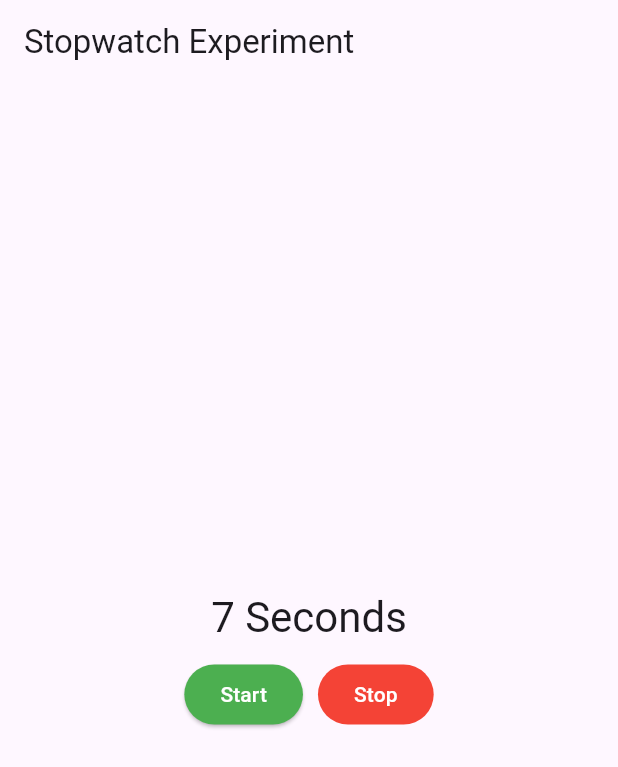
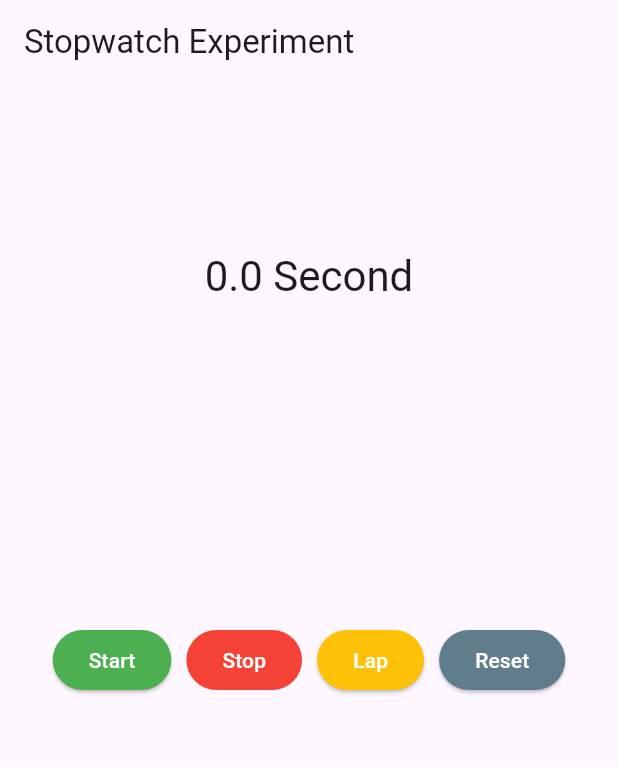
Before and after one commit to krishpansara/flutter-project, a Flutter app: the screen it shows after launch, on a phone screen of 412 x 824 dp. Shown: the top 767 px of the screen. Run offline on Flutter 3.47's test engine with Material 3 defaults, Android fonts, the phone set to English and light mode, and no system bars.

Commit message:
stopwatch improvement with lap

```diff
--- a/NV/nv_demo/lib/stop_watch/stop_watch.dart
+++ b/NV/nv_demo/lib/stop_watch/stop_watch.dart
@@ -9,9 +9,11 @@ class StopwatchExperiemnt extends StatefulWidget {
 }
 
 class _StopwatchExperiemntState extends State<StopwatchExperiemnt> {
-  int seconds = 0;
+  double seconds = 0;
+  late Timer timer;
   bool isTicking = false;
-  late Timer timer;
+  int millis = 0;
+  final laps = <double>[];
   String _secondtoText() => seconds <= 1 ? 'Second' : 'Seconds';
   @override
   Widget build(BuildContext context) {
@@ -23,71 +25,134 @@ class _StopwatchExperiemntState extends State<StopwatchExperiemnt> {
           mainAxisAlignment: MainAxisAlignment.center,
           crossAxisAlignment: CrossAxisAlignment.center,
           children: [
-            Center(
+            Expanded(
+              child: Center(
                 child: Text(
                   '$seconds ${_secondtoText()}',
                   style: Theme.of(context).textTheme.headlineMedium,
                 ),
               ),
-            const SizedBox(
-              height: 10,
             ),
-            Row(
+            Expanded(child: controlPanel()),
+            Expanded(child: _builderDisplay()),
+          ],
+        ));
+  }
+
+  Row controlPanel() {
+    return Row(
       mainAxisAlignment: MainAxisAlignment.center,
       crossAxisAlignment: CrossAxisAlignment.center,
       children: [
         ElevatedButton(
-                  onPressed: isTicking ? null : _startTimer,
+          onPressed: isTicking ? null : _starttimer,
           style: const ButtonStyle(
             backgroundColor: WidgetStatePropertyAll(Colors.green),
             foregroundColor: WidgetStatePropertyAll(Colors.white),
           ),
-                  child: Text("Start"),
+          child: const Text("Start"),
         ),
-                SizedBox(width: 10),
+        const SizedBox(width: 10),
         ElevatedButton(
-                  onPressed: isTicking ? _stopTimer : null,
-                  style: ButtonStyle(
+          onPressed: isTicking ? _stoptimer : null,
+          style: const ButtonStyle(
             backgroundColor: WidgetStatePropertyAll(Colors.red),
             foregroundColor: WidgetStatePropertyAll(Colors.white),
           ),
-                  child: Text("Stop"),
+          child: const Text("Stop"),
+        ),
+        const SizedBox(width: 10),
+        ElevatedButton(
+          onPressed: _lapClick,
+          style: const ButtonStyle(
+            backgroundColor: WidgetStatePropertyAll(Colors.amber),
+            foregroundColor: WidgetStatePropertyAll(Colors.white),
+          ),
+          child: const Text("Lap"),
+        ),
+        const SizedBox(width: 10),
+        ElevatedButton(
+          onPressed: _resetTimer,
+          style: const ButtonStyle(
+            backgroundColor: WidgetStatePropertyAll(Colors.blueGrey),
+            foregroundColor: WidgetStatePropertyAll(Colors.white),
+          ),
+          child: const Text("Reset"),
         ),
       ],
-            ),
-          ],
-        )
     );
   }
 
   @override
   void initState() {
     super.initState();
-    timer = Timer.periodic(const Duration(seconds: 1), _onTick);
   }
 
-  void _startTimer(){
-    timer = Timer.periodic(const Duration(seconds: 1), _onTick);
+  void _starttimer() {
+    timer = Timer.periodic(const Duration(milliseconds: 100), _onTick);
     setState(() {
       isTicking = true;
-      seconds = 0;
     });
   }
 
-  void _stopTimer(){
+  void _lapClick() {
+    if (isTicking) {
+      setState(() {
+        laps.add(seconds);
+        // millis = 0;
+      });
+    }
+  }
+
+  void _stoptimer() {
     timer.cancel();
-    seconds = 0;
     setState(() {
       isTicking = false;
+    });
+  }
+
+  void _resetTimer() {
+    timer.cancel();
+    setState(() {
+      isTicking = false;
+      millis = 0;
+      seconds = 0;
+      laps.clear();
     });
   }
 
   void _onTick(Timer timer) {
     if (mounted) {
       setState(() {
-        seconds++;
+        millis += 100;
+        seconds = millis / 1000;
       });
     }
+  }
+
+  // Widget _buildDisplay() {
+  //   return ListView(
+  //     children: [
+  //       for (double i in laps)
+  //         ListTile(
+  //           leading: const Icon(Icons.timer),
+  //           title: Text('Lap ${laps.indexOf(i) + 1}: $i seconds'),
+  //           trailing: const Icon(Icons.delete),
+  //         ),
+  //     ],
+  //   );
+  // }
+
+  Widget _builderDisplay(){
+    return ListView.builder(
+      itemCount: laps.length,
+      itemBuilder: (context, index) =>
+        ListTile(
+        leading: const Icon(Icons.timer),
+        title: Text('Lap ${index + 1}: ${laps[index]} seconds'),
+        trailing: const Icon(Icons.delete),
+      ),
+    );
   }
 
   @override
```
Lines whose indentation alone changed are shown as unchanged.
